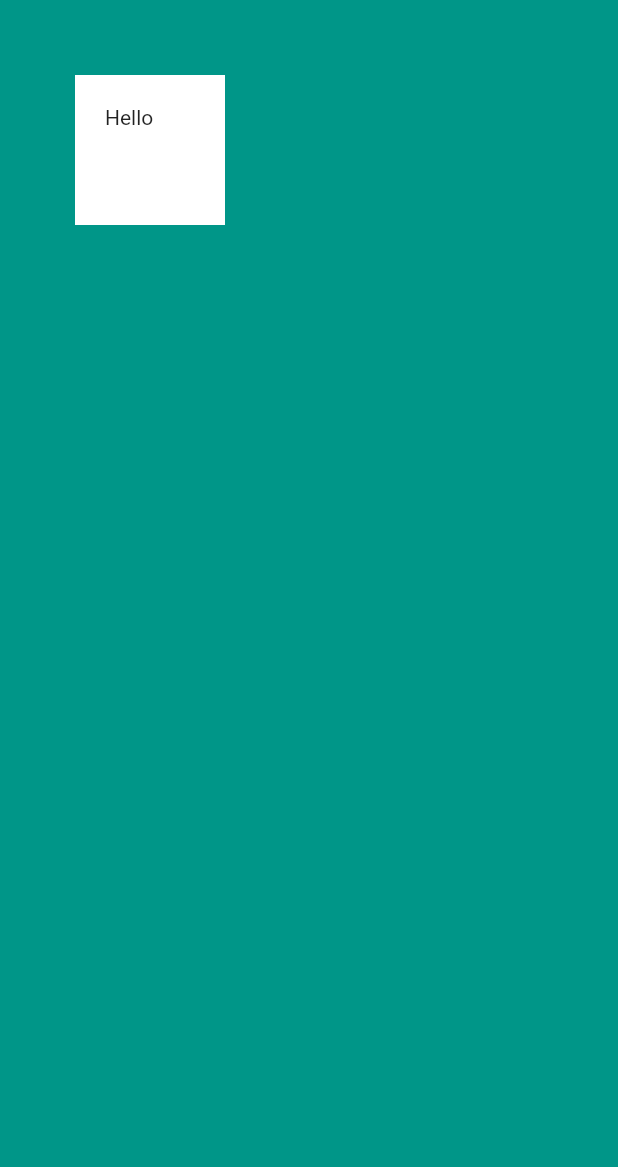
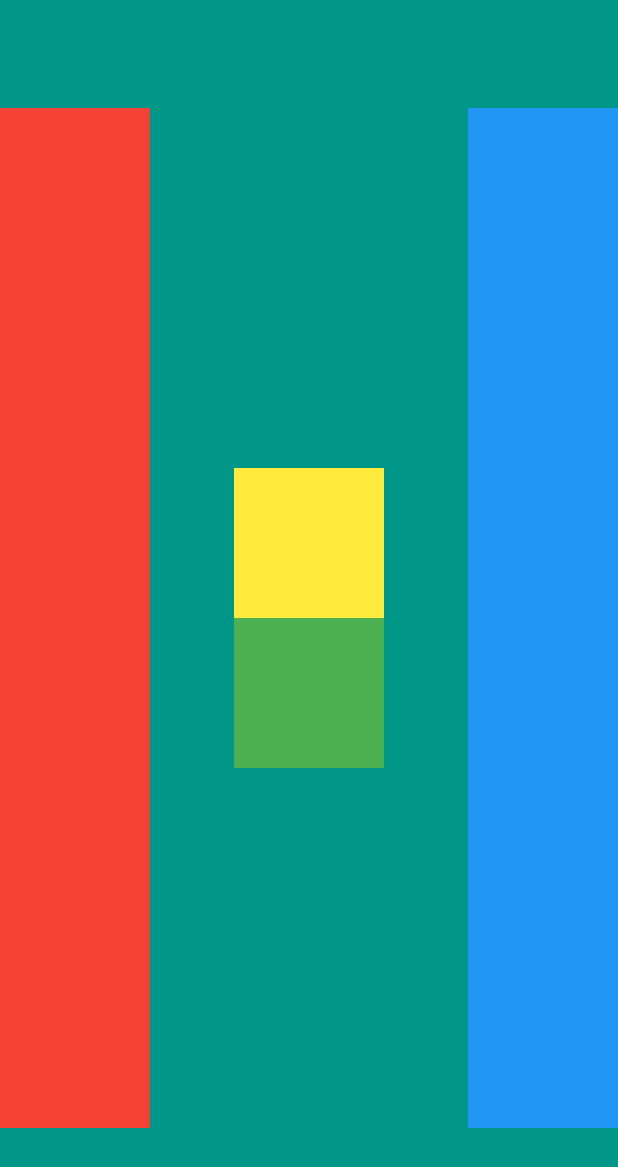
Before and after one commit to kiranojhanp/Flutter-Portfolio, a Flutter app: the screen it shows after launch, on a phone screen of 412 x 824 dp. Shown: the top 1167 px of the screen. Run offline on Flutter 3.47's test engine with Material 2 defaults, Android fonts, the light colour scheme and no system bars.

Commit message:
Layout challange 1

```diff
--- a/lib/main.dart
+++ b/lib/main.dart
@@ -11,15 +11,38 @@ class MyApp extends StatelessWidget {
       home: Scaffold(
         backgroundColor: Colors.teal,
         body: SafeArea(
-          child: Container(
-            height: 100.0,
-            width: 100.0,
-            margin: EdgeInsets.all(50.0),
-            // margin: EdgeInsets.fromLTRB(30.0, 30.0, 50.0, 10.0),
-            // margin: EdgeInsets.only(left: 30.0),
-            padding: EdgeInsets.all(20.0),
-            color: Colors.white,
-            child: Text('Hello'),
+          child: Row(
+            // mainAxisSize: MainAxisSize.min,
+            mainAxisAlignment: MainAxisAlignment.spaceBetween,
+
+            // crossAxisAlignment: CrossAxisAlignment.stretch,
+            children: <Widget>[
+              Container(
+                height: 680.0,
+                width: 100.0,
+                color: Colors.red,
+              ),
+              Column(
+                mainAxisAlignment: MainAxisAlignment.center,
+                children: <Widget>[
+                  Container(
+                    height: 100.0,
+                    width: 100.0,
+                    color: Colors.yellow,
+                  ),
+                  Container(
+                    height: 100.0,
+                    width: 100.0,
+                    color: Colors.green,
+                  ),
+                ],
+              ),
+              Container(
+                height: 680.0,
+                width: 100.0,
+                color: Colors.blue,
+              ),
+            ],
           ),
         ),
       ),
```
